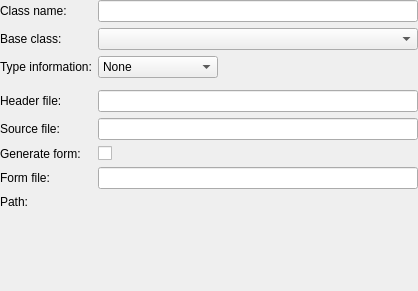
First picture: the form in src/libs/utils/newclasswidget.ui, repository qtplatz/qtplatz, before the edit.
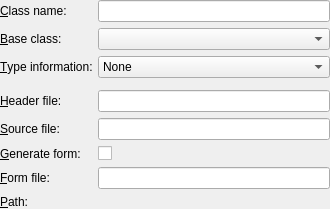
Second picture: the form after the edit. Custom widgets are drawn as their Qt base class.

```diff
--- a/src/libs/utils/newclasswidget.ui
+++ b/src/libs/utils/newclasswidget.ui
@@ -2,14 +2,6 @@
 <ui version="4.0">
  <class>Utils::NewClassWidget</class>
  <widget class="QWidget" name="Utils::NewClassWidget">
-  <property name="geometry">
-   <rect>
-    <x>0</x>
-    <y>0</y>
-    <width>418</width>
-    <height>291</height>
-   </rect>
-  </property>
   <layout class="QFormLayout" name="formLayout">
    <property name="fieldGrowthPolicy">
     <enum>QFormLayout::ExpandingFieldsGrow</enum>
@@ -20,7 +12,10 @@
    <item row="0" column="0">
     <widget class="QLabel" name="classNameLabel">
      <property name="text">
-      <string>Class name:</string>
+      <string>&amp;Class name:</string>
+     </property>
+     <property name="buddy">
+      <cstring>classLineEdit</cstring>
      </property>
     </widget>
    </item>
@@ -30,7 +25,10 @@
    <item row="1" column="0">
     <widget class="QLabel" name="baseClassLabel">
      <property name="text">
-      <string>Base class:</string>
+      <string>&amp;Base class:</string>
+     </property>
+     <property name="buddy">
+      <cstring>baseClassComboBox</cstring>
      </property>
     </widget>
    </item>
@@ -47,7 +45,10 @@
    <item row="2" column="0">
     <widget class="QLabel" name="classTypeLabel">
      <property name="text">
-      <string>Type information:</string>
+      <string>&amp;Type information:</string>
+     </property>
+     <property name="buddy">
+      <cstring>classTypeComboBox</cstring>
      </property>
     </widget>
    </item>
@@ -68,6 +69,21 @@
        <string>Inherits QWidget</string>
       </property>
      </item>
+     <item>
+      <property name="text">
+       <string>Inherits QDeclarativeItem - Qt Quick 1</string>
+      </property>
+     </item>
+     <item>
+      <property name="text">
+       <string>Inherits QQuickItem - Qt Quick 2</string>
+      </property>
+     </item>
+     <item>
+      <property name="text">
+       <string>Based on QSharedData</string>
+      </property>
+     </item>
     </widget>
    </item>
    <item row="3" column="0">
@@ -105,7 +121,10 @@
    <item row="4" column="0">
     <widget class="QLabel" name="headerLabel">
      <property name="text">
-      <string>Header file:</string>
+      <string>&amp;Header file:</string>
+     </property>
+     <property name="buddy">
+      <cstring>headerFileLineEdit</cstring>
      </property>
     </widget>
    </item>
@@ -115,7 +134,10 @@
    <item row="5" column="0">
     <widget class="QLabel" name="sourceLabel">
      <property name="text">
-      <string>Source file:</string>
+      <string>&amp;Source file:</string>
+     </property>
+     <property name="buddy">
+      <cstring>sourceFileLineEdit</cstring>
      </property>
     </widget>
    </item>
@@ -125,7 +147,10 @@
    <item row="6" column="0">
     <widget class="QLabel" name="generateFormLabel">
      <property name="text">
-      <string>Generate form:</string>
+      <string>&amp;Generate form:</string>
+     </property>
+     <property name="buddy">
+      <cstring>generateFormCheckBox</cstring>
      </property>
     </widget>
    </item>
@@ -139,7 +164,10 @@
    <item row="7" column="0">
     <widget class="QLabel" name="formLabel">
      <property name="text">
-      <string>Form file:</string>
+      <string>&amp;Form file:</string>
+     </property>
+     <property name="buddy">
+      <cstring>formFileLineEdit</cstring>
      </property>
     </widget>
    </item>
@@ -149,7 +177,10 @@
    <item row="8" column="0">
     <widget class="QLabel" name="pathLabel">
      <property name="text">
-      <string>Path:</string>
+      <string>&amp;Path:</string>
+     </property>
+     <property name="buddy">
+      <cstring>pathLabel</cstring>
      </property>
     </widget>
    </item>
```
